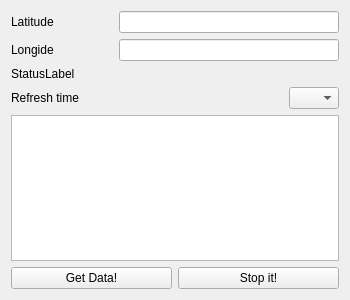
Qt form hw3/UI/weather_form.ui (Apoezon/PYQT) before a commit.
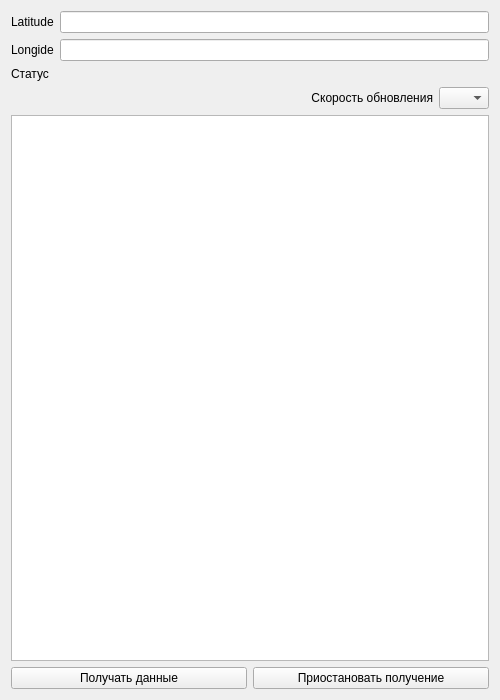
The same form after that commit.

Commit message: hw3: weather widget was fixed

The edit to the form file:
```diff
--- a/hw3/UI/weather_form.ui
+++ b/hw3/UI/weather_form.ui
@@ -6,20 +6,20 @@
    <rect>
     <x>0</x>
     <y>0</y>
-    <width>350</width>
-    <height>300</height>
+    <width>500</width>
+    <height>700</height>
    </rect>
   </property>
   <property name="minimumSize">
    <size>
-    <width>350</width>
-    <height>300</height>
+    <width>500</width>
+    <height>700</height>
    </size>
   </property>
   <property name="maximumSize">
    <size>
-    <width>350</width>
-    <height>300</height>
+    <width>500</width>
+    <height>700</height>
    </size>
   </property>
   <property name="windowTitle">
@@ -41,7 +41,7 @@
         <widget class="QLineEdit" name="latLineEdit">
          <property name="maximumSize">
           <size>
-           <width>220</width>
+           <width>500</width>
            <height>16777215</height>
           </size>
          </property>
@@ -65,7 +65,7 @@
         <widget class="QLineEdit" name="lonLineEdit">
          <property name="maximumSize">
           <size>
-           <width>220</width>
+           <width>500</width>
            <height>16777215</height>
           </size>
          </property>
@@ -81,7 +81,7 @@
    <item>
     <widget class="QLabel" name="statusLabel">
      <property name="text">
-      <string>StatusLabel</string>
+      <string>Статус</string>
      </property>
     </widget>
    </item>
@@ -90,7 +90,10 @@
      <item>
       <widget class="QLabel" name="rtLabel">
        <property name="text">
-        <string>Refresh time</string>
+        <string>Скорость обновления</string>
+       </property>
+       <property name="alignment">
+        <set>Qt::AlignRight|Qt::AlignTrailing|Qt::AlignVCenter</set>
        </property>
       </widget>
      </item>
@@ -114,14 +117,14 @@
      <item>
       <widget class="QPushButton" name="startPushButton">
        <property name="text">
-        <string>Get Data!</string>
+        <string>Получать данные</string>
        </property>
       </widget>
      </item>
      <item>
       <widget class="QPushButton" name="stopPushButton">
        <property name="text">
-        <string>Stop it!</string>
+        <string>Приостановать получение</string>
        </property>
       </widget>
      </item>
```
The commit also changes 2 other files.
